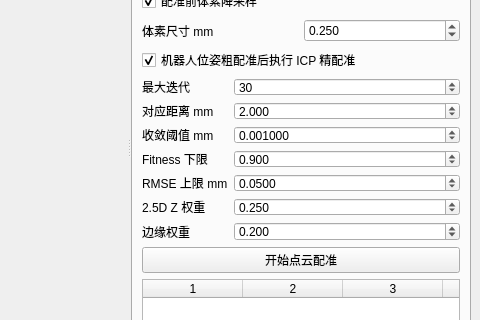
Qt form mainwindow.ui (chenzhenjia/pointcloudsuite) before a commit; both pictures show x 920 to 1400 and y 277 to 597 of the 1400 by 860 pixel window.
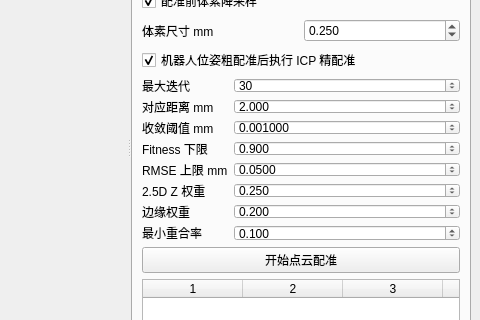
The same form after that commit.

Commit message: Add overlap and duplicate point diagnostics

The edit to the form file:
```diff
--- a/mainwindow.ui
+++ b/mainwindow.ui
@@ -198,7 +198,7 @@
             <item><widget class="QCheckBox" name="chk_registration_voxel"><property name="text"><string>配准前体素降采样</string></property><property name="checked"><bool>true</bool></property></widget></item>
             <item><layout class="QHBoxLayout" name="hbl_registration_voxel"><item><widget class="QLabel" name="lbl_registration_voxel"><property name="text"><string>体素尺寸 mm</string></property></widget></item><item><widget class="QDoubleSpinBox" name="dsb_registration_voxel"><property name="minimum"><double>0.001000000000000</double></property><property name="maximum"><double>1000.000000000000000</double></property><property name="decimals"><number>3</number></property><property name="value"><double>0.250000000000000</double></property></widget></item></layout></item>
             <item><widget class="QCheckBox" name="chk_registration_icp"><property name="text"><string>机器人位姿粗配准后执行 ICP 精配准</string></property><property name="checked"><bool>true</bool></property></widget></item>
-            <item><layout class="QFormLayout" name="fml_registration_icp"><item row="0" column="0"><widget class="QLabel" name="lbl_icp_iterations"><property name="text"><string>最大迭代</string></property></widget></item><item row="0" column="1"><widget class="QSpinBox" name="spb_icp_iterations"><property name="minimum"><number>1</number></property><property name="maximum"><number>200</number></property><property name="value"><number>30</number></property></widget></item><item row="1" column="0"><widget class="QLabel" name="lbl_icp_distance"><property name="text"><string>对应距离 mm</string></property></widget></item><item row="1" column="1"><widget class="QDoubleSpinBox" name="dsb_icp_distance"><property name="minimum"><double>0.001000000000000</double></property><property name="maximum"><double>1000.000000000000000</double></property><property name="decimals"><number>3</number></property><property name="value"><double>2.000000000000000</double></property></widget></item><item row="2" column="0"><widget class="QLabel" name="lbl_icp_tolerance"><property name="text"><string>收敛阈值 mm</string></property></widget></item><item row="2" column="1"><widget class="QDoubleSpinBox" name="dsb_icp_tolerance"><property name="minimum"><double>0.000001000000000</double></property><property name="maximum"><double>10.000000000000000</double></property><property name="decimals"><number>6</number></property><property name="value"><double>0.001000000000000</double></property></widget></item><item row="3" column="0"><widget class="QLabel" name="lbl_icp_fitness"><property name="text"><string>Fitness 下限</string></property></widget></item><item row="3" column="1"><widget class="QDoubleSpinBox" name="dsb_icp_fitness"><property name="minimum"><double>0.000000000000000</double></property><property name="maximum"><double>1.000000000000000</double></property><property name="decimals"><number>3</number></property><property name="value"><double>0.900000000000000</double></property></widget></item><item row="4" column="0"><widget class="QLabel" name="lbl_icp_rmse"><property name="text"><string>RMSE 上限 mm</string></property></widget></item><item row="4" column="1"><widget class="QDoubleSpinBox" name="dsb_icp_rmse"><property name="minimum"><double>0.000001000000000</double></property><property name="maximum"><double>1000.000000000000000</double></property><property name="decimals"><number>4</number></property><property name="value"><double>0.050000000000000</double></property></widget></item><item row="5" column="0"><widget class="QLabel" name="lbl_icp_z_weight"><property name="text"><string>2.5D Z 权重</string></property></widget></item><item row="5" column="1"><widget class="QDoubleSpinBox" name="dsb_icp_z_weight"><property name="minimum"><double>0.010000000000000</double></property><property name="maximum"><double>1.000000000000000</double></property><property name="decimals"><number>3</number></property><property name="value"><double>0.250000000000000</double></property></widget></item><item row="6" column="0"><widget class="QLabel" name="lbl_icp_edge_weight"><property name="text"><string>边缘权重</string></property></widget></item><item row="6" column="1"><widget class="QDoubleSpinBox" name="dsb_icp_edge_weight"><property name="minimum"><double>0.010000000000000</double></property><property name="maximum"><double>1.000000000000000</double></property><property name="decimals"><number>3</number></property><property name="value"><double>0.200000000000000</double></property></widget></item></layout></item>
+            <item><layout class="QFormLayout" name="fml_registration_icp"><item row="0" column="0"><widget class="QLabel" name="lbl_icp_iterations"><property name="text"><string>最大迭代</string></property></widget></item><item row="0" column="1"><widget class="QSpinBox" name="spb_icp_iterations"><property name="minimum"><number>1</number></property><property name="maximum"><number>200</number></property><property name="value"><number>30</number></property></widget></item><item row="1" column="0"><widget class="QLabel" name="lbl_icp_distance"><property name="text"><string>对应距离 mm</string></property></widget></item><item row="1" column="1"><widget class="QDoubleSpinBox" name="dsb_icp_distance"><property name="minimum"><double>0.001000000000000</double></property><property name="maximum"><double>1000.000000000000000</double></property><property name="decimals"><number>3</number></property><property name="value"><double>2.000000000000000</double></property></widget></item><item row="2" column="0"><widget class="QLabel" name="lbl_icp_tolerance"><property name="text"><string>收敛阈值 mm</string></property></widget></item><item row="2" column="1"><widget class="QDoubleSpinBox" name="dsb_icp_tolerance"><property name="minimum"><double>0.000001000000000</double></property><property name="maximum"><double>10.000000000000000</double></property><property name="decimals"><number>6</number></property><property name="value"><double>0.001000000000000</double></property></widget></item><item row="3" column="0"><widget class="QLabel" name="lbl_icp_fitness"><property name="text"><string>Fitness 下限</string></property></widget></item><item row="3" column="1"><widget class="QDoubleSpinBox" name="dsb_icp_fitness"><property name="minimum"><double>0.000000000000000</double></property><property name="maximum"><double>1.000000000000000</double></property><property name="decimals"><number>3</number></property><property name="value"><double>0.900000000000000</double></property></widget></item><item row="4" column="0"><widget class="QLabel" name="lbl_icp_rmse"><property name="text"><string>RMSE 上限 mm</string></property></widget></item><item row="4" column="1"><widget class="QDoubleSpinBox" name="dsb_icp_rmse"><property name="minimum"><double>0.000001000000000</double></property><property name="maximum"><double>1000.000000000000000</double></property><property name="decimals"><number>4</number></property><property name="value"><double>0.050000000000000</double></property></widget></item><item row="5" column="0"><widget class="QLabel" name="lbl_icp_z_weight"><property name="text"><string>2.5D Z 权重</string></property></widget></item><item row="5" column="1"><widget class="QDoubleSpinBox" name="dsb_icp_z_weight"><property name="minimum"><double>0.010000000000000</double></property><property name="maximum"><double>1.000000000000000</double></property><property name="decimals"><number>3</number></property><property name="value"><double>0.250000000000000</double></property></widget></item><item row="6" column="0"><widget class="QLabel" name="lbl_icp_edge_weight"><property name="text"><string>边缘权重</string></property></widget></item><item row="6" column="1"><widget class="QDoubleSpinBox" name="dsb_icp_edge_weight"><property name="minimum"><double>0.010000000000000</double></property><property name="maximum"><double>1.000000000000000</double></property><property name="decimals"><number>3</number></property><property name="value"><double>0.200000000000000</double></property></widget></item><item row="7" column="0"><widget class="QLabel" name="lbl_icp_overlap"><property name="text"><string>最小重合率</string></property></widget></item><item row="7" column="1"><widget class="QDoubleSpinBox" name="dsb_icp_overlap"><property name="minimum"><double>0.000000000000000</double></property><property name="maximum"><double>1.000000000000000</double></property><property name="decimals"><number>3</number></property><property name="value"><double>0.100000000000000</double></property></widget></item></layout></item>
             <item>
              <widget class="QPushButton" name="btn_start_registration">
               <property name="text">
```
The commit also changes 4 other files.
